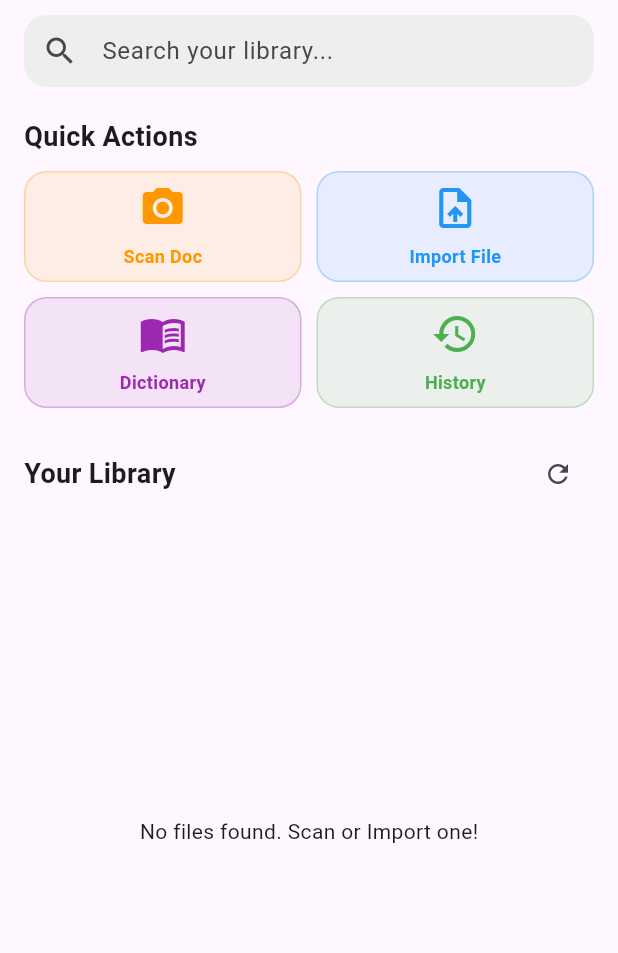
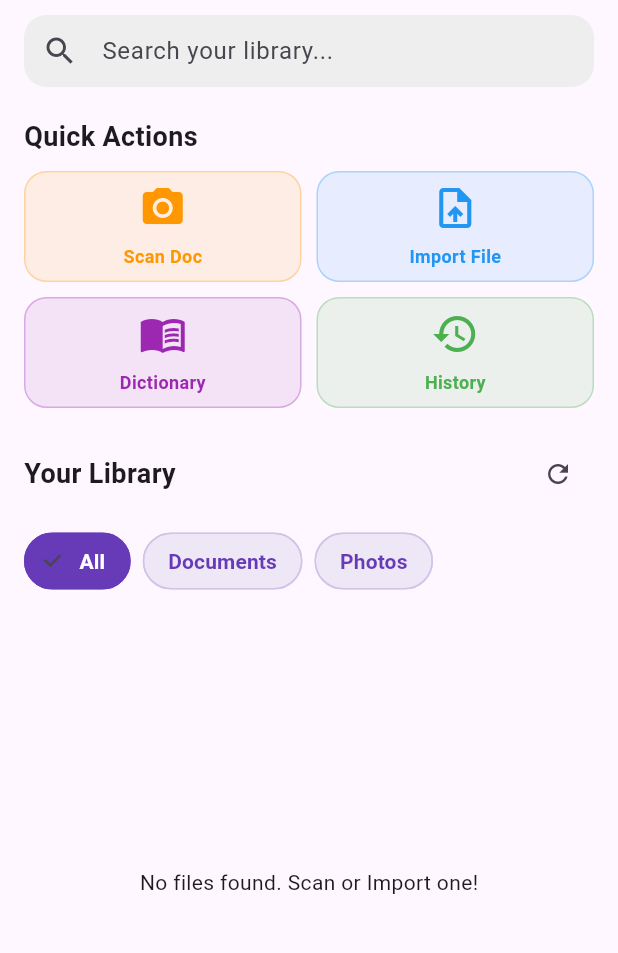
Before and after one commit to Maliseni1/Audire, a Flutter app: the screen it shows after launch, in the side drawer, after a tap on the "refresh" icon, on a phone screen of 412 x 824 dp, the part 84-1037 px from its top. Run offline on Flutter 3.47's test engine with Material 3 defaults, Android fonts, the phone set to English and light mode, and no system bars; our stand-ins replace audio_service, file_picker, flutter_tts, image_picker, package_info_plus, permission_handler and 1 more; missing offline and left inert: audio_session, docx_to_text, google_mlkit_text_recognition, google_mlkit_translation, read_pdf_text.

Commit message:
Feat: Added Categories on the 'Your Library'

```diff
--- a/app/lib/screens/home_screen.dart
+++ b/app/lib/screens/home_screen.dart
@@ -24,6 +24,9 @@ class _HomeScreenState extends State<HomeScreen> {
 
   final ImagePicker _picker = ImagePicker();
 
+  // Category State
+  String _selectedCategory = 'All'; // Options: All, Documents, Photos
+
   @override
   void initState() {
     super.initState();
@@ -36,23 +39,41 @@ class _HomeScreenState extends State<HomeScreen> {
     if (mounted) {
       setState(() {
         _allFiles = files;
-        _filteredFiles = files;
+        _applyFilters(); // Apply filters immediately after scanning
         _isLoading = false;
       });
     }
   }
 
-  void _runFilter(String enteredKeyword) {
-    List<FileSystemEntity> results = [];
-    if (enteredKeyword.isEmpty) {
-      results = _allFiles;
-    } else {
-      results = _allFiles
-          .where((file) => file.path.split('/').last.toLowerCase().contains(enteredKeyword.toLowerCase()))
-          .toList();
+  // --- FILTER LOGIC ---
+  void _applyFilters() {
+    String keyword = _searchController.text.toLowerCase();
+
+    // Start with all files
+    List<FileSystemEntity> temp = _allFiles;
+
+    // 1. Filter by Category
+    if (_selectedCategory == 'Documents') {
+      temp = temp.where((f) {
+        String path = f.path.toLowerCase();
+        return path.endsWith('.pdf') || path.endsWith('.docx') || path.endsWith('.txt');
+      }).toList();
+    } else if (_selectedCategory == 'Photos') {
+      temp = temp.where((f) {
+        String path = f.path.toLowerCase();
+        return path.endsWith('.jpg') || path.endsWith('.png') || path.endsWith('.jpeg');
+      }).toList();
     }
+
+    // 2. Filter by Search Keyword
+    if (keyword.isNotEmpty) {
+      temp = temp.where((file) =>
+        file.path.split('/').last.toLowerCase().contains(keyword)
+      ).toList();
+    }
+
     setState(() {
-      _filteredFiles = results;
+      _filteredFiles = temp;
     });
   }
 
@@ -196,6 +217,36 @@ class _HomeScreenState extends State<HomeScreen> {
     );
   }
 
+  // Helper for Category Chips
+  Widget _buildCategoryChip(String label) {
+    bool isSelected = _selectedCategory == label;
+    return Padding(
+      padding: const EdgeInsets.only(right: 8.0),
+      child: ChoiceChip(
+        label: Text(label),
+        selected: isSelected,
+        onSelected: (bool selected) {
+          if (selected) {
+            setState(() {
+              _selectedCategory = label;
+              _applyFilters();
+            });
+          }
+        },
+        selectedColor: Colors.deepPurple,
+        labelStyle: TextStyle(
+          color: isSelected ? Colors.white : Colors.deepPurple,
+          fontWeight: FontWeight.bold
+        ),
+        backgroundColor: Colors.deepPurple.shade50,
+        shape: RoundedRectangleBorder(
+          borderRadius: BorderRadius.circular(20),
+          side: BorderSide(color: isSelected ? Colors.deepPurple : Colors.deepPurple.shade100),
+        ),
+      ),
+    );
+  }
+
   @override
   Widget build(BuildContext context) {
     bool isDark = Theme.of(context).brightness == Brightness.dark;
@@ -220,7 +271,7 @@ class _HomeScreenState extends State<HomeScreen> {
             const SizedBox(height: 10),
             TextField(
               controller: _searchController,
-              onChanged: _runFilter,
+              onChanged: (val) => _applyFilters(), // Update filters on search
               decoration: InputDecoration(
                 hintText: 'Search your library...',
                 prefixIcon: const Icon(Icons.search),
@@ -257,6 +308,19 @@ class _HomeScreenState extends State<HomeScreen> {
                 const Text("Your Library", style: TextStyle(fontSize: 18, fontWeight: FontWeight.bold)),
                 IconButton(icon: const Icon(Icons.refresh, size: 20), onPressed: _scanFiles),
               ],
+            ),
+
+            // --- CATEGORY CHIPS ---
+            SingleChildScrollView(
+              scrollDirection: Axis.horizontal,
+              padding: const EdgeInsets.symmetric(vertical: 10),
+              child: Row(
+                children: [
+                  _buildCategoryChip('All'),
+                  _buildCategoryChip('Documents'),
+                  _buildCategoryChip('Photos'),
+                ],
+              ),
             ),
 
             Expanded(
```
